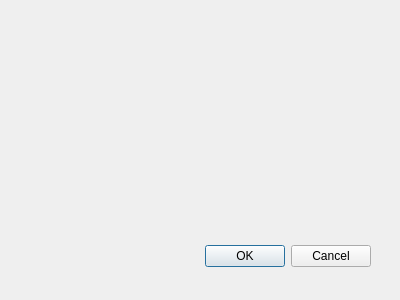
This is newtododialog.ui in df-wilson/Todo-Qt as Qt 5 draws it before an edit. The edited form follows.
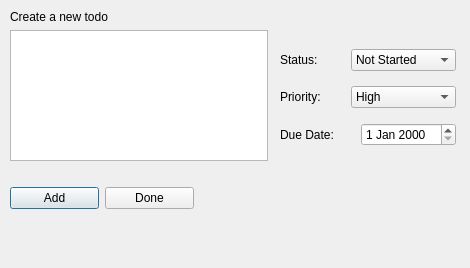
This is the edited form.

Commit message: Create ui. Show existing todos on startup.

What changed in the file:
```diff
--- a/newtododialog.ui
+++ b/newtododialog.ui
@@ -8,28 +8,176 @@
    <rect>
     <x>0</x>
     <y>0</y>
-    <width>400</width>
-    <height>300</height>
+    <width>470</width>
+    <height>268</height>
    </rect>
   </property>
   <property name="windowTitle">
    <string>Dialog</string>
   </property>
-  <widget class="QDialogButtonBox" name="buttonBox">
+  <widget class="QWidget" name="layoutWidget">
    <property name="geometry">
     <rect>
-     <x>30</x>
-     <y>240</y>
-     <width>341</width>
-     <height>32</height>
+     <x>10</x>
+     <y>180</y>
+     <width>184</width>
+     <height>36</height>
     </rect>
    </property>
-   <property name="orientation">
-    <enum>Qt::Horizontal</enum>
+   <layout class="QHBoxLayout" name="buttonLayout">
+    <item>
+     <widget class="QPushButton" name="addButton">
+      <property name="text">
+       <string>Add</string>
+      </property>
+     </widget>
+    </item>
+    <item>
+     <widget class="QPushButton" name="doneButton">
+      <property name="text">
+       <string>Done</string>
+      </property>
+     </widget>
+    </item>
+   </layout>
+  </widget>
+  <widget class="QWidget" name="layoutWidget">
+   <property name="geometry">
+    <rect>
+     <x>10</x>
+     <y>10</y>
+     <width>258</width>
+     <height>151</height>
+    </rect>
    </property>
-   <property name="standardButtons">
-    <set>QDialogButtonBox::Cancel|QDialogButtonBox::Ok</set>
+   <layout class="QVBoxLayout" name="textLayout">
+    <item>
+     <widget class="QLabel" name="createLabel">
+      <property name="text">
+       <string>Create a new todo</string>
+      </property>
+     </widget>
+    </item>
+    <item>
+     <widget class="QPlainTextEdit" name="plainTextEdit"/>
+    </item>
+   </layout>
+  </widget>
+  <widget class="QWidget" name="layoutWidget">
+   <property name="geometry">
+    <rect>
+     <x>280</x>
+     <y>40</y>
+     <width>176</width>
+     <height>116</height>
+    </rect>
    </property>
+   <layout class="QVBoxLayout" name="infoLayout">
+    <item>
+     <layout class="QHBoxLayout" name="statusLayout">
+      <item>
+       <widget class="QLabel" name="statusLabel">
+        <property name="text">
+         <string>Status:</string>
+        </property>
+       </widget>
+      </item>
+      <item>
+       <widget class="QComboBox" name="statusComboBox">
+        <property name="sizePolicy">
+         <sizepolicy hsizetype="Preferred" vsizetype="Fixed">
+          <horstretch>1</horstretch>
+          <verstretch>0</verstretch>
+         </sizepolicy>
+        </property>
+        <property name="maximumSize">
+         <size>
+          <width>105</width>
+          <height>16777215</height>
+         </size>
+        </property>
+        <item>
+         <property name="text">
+          <string>Not Started</string>
+         </property>
+        </item>
+        <item>
+         <property name="text">
+          <string>In Progress</string>
+         </property>
+        </item>
+        <item>
+         <property name="text">
+          <string>Completed</string>
+         </property>
+        </item>
+       </widget>
+      </item>
+     </layout>
+    </item>
+    <item>
+     <layout class="QHBoxLayout" name="priorityLayout">
+      <item>
+       <widget class="QLabel" name="priorityLabel">
+        <property name="maximumSize">
+         <size>
+          <width>100</width>
+          <height>16777215</height>
+         </size>
+        </property>
+        <property name="text">
+         <string>Priority:</string>
+        </property>
+       </widget>
+      </item>
+      <item>
+       <widget class="QComboBox" name="priorityComboBox">
+        <property name="sizePolicy">
+         <sizepolicy hsizetype="Preferred" vsizetype="Fixed">
+          <horstretch>1</horstretch>
+          <verstretch>0</verstretch>
+         </sizepolicy>
+        </property>
+        <property name="maximumSize">
+         <size>
+          <width>105</width>
+          <height>16777215</height>
+         </size>
+        </property>
+        <item>
+         <property name="text">
+          <string>High</string>
+         </property>
+        </item>
+        <item>
+         <property name="text">
+          <string>Medium</string>
+         </property>
+        </item>
+        <item>
+         <property name="text">
+          <string>Low</string>
+         </property>
+        </item>
+       </widget>
+      </item>
+     </layout>
+    </item>
+    <item>
+     <layout class="QHBoxLayout" name="dueDateLayout">
+      <item>
+       <widget class="QLabel" name="dueDateLabel">
+        <property name="text">
+         <string>Due Date:</string>
+        </property>
+       </widget>
+      </item>
+      <item>
+       <widget class="QDateEdit" name="dueDateEdit"/>
+      </item>
+     </layout>
+    </item>
+   </layout>
   </widget>
  </widget>
  <pixmapfunction/>
```
Left out of the diff: 40 changed lines with no effect on the pictures. The commit also changes 10 other files.
